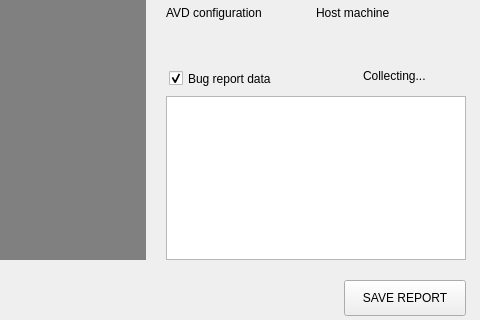
This is android/android-emu/android/skin/qt/extended-pages/bug-report-page.ui in aosp-mirror/platform_external_qemu as Qt 5 draws it before an edit; both pictures show x 142 to 622 and y 280 to 600 of the 622 by 600 pixel window. The edited form follows.
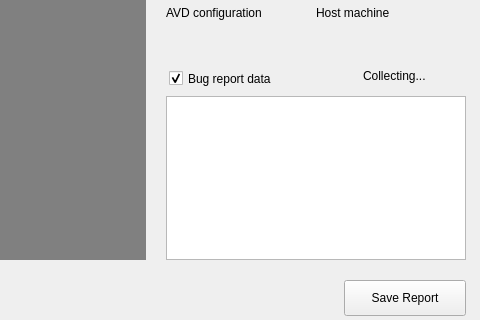
This is the edited form. Custom widgets are drawn as their Qt base class.

Diff of the .ui file:
```diff
--- a/android/android-emu/android/skin/qt/extended-pages/bug-report-page.ui
+++ b/android/android-emu/android/skin/qt/extended-pages/bug-report-page.ui
@@ -41,7 +41,7 @@
     </size>
    </property>
    <property name="text">
-    <string>SAVE REPORT</string>
+    <string>Save Report</string>
    </property>
    <property name="ColorGroup" stdset="0">
     <string>Button</string>
```
